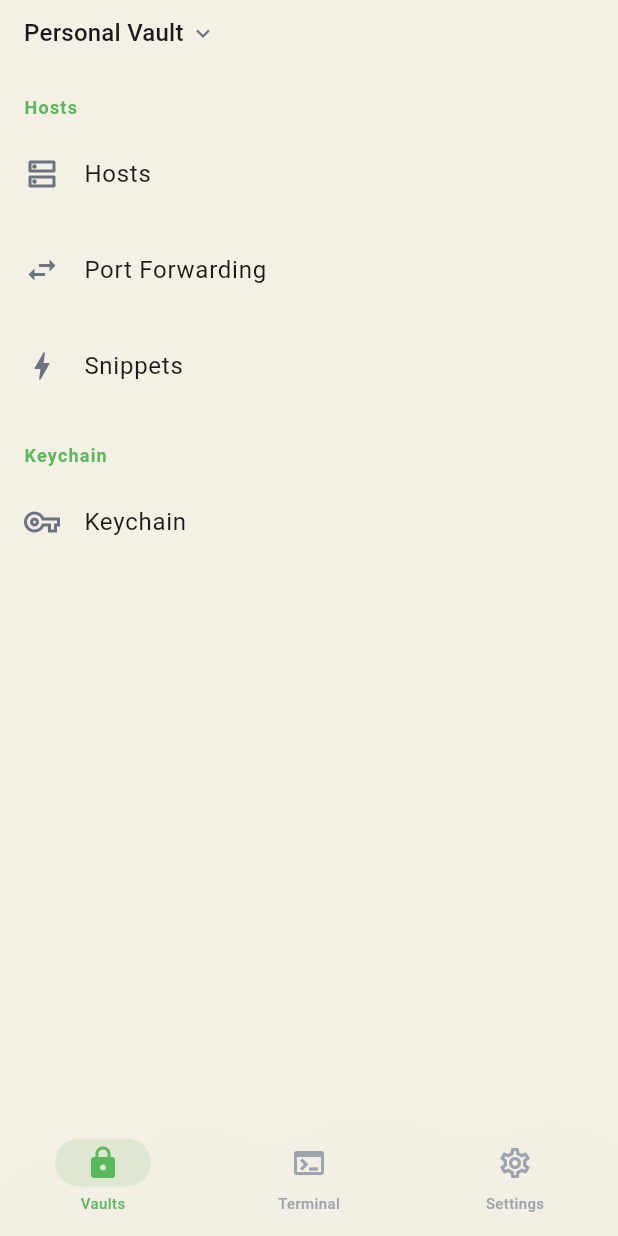
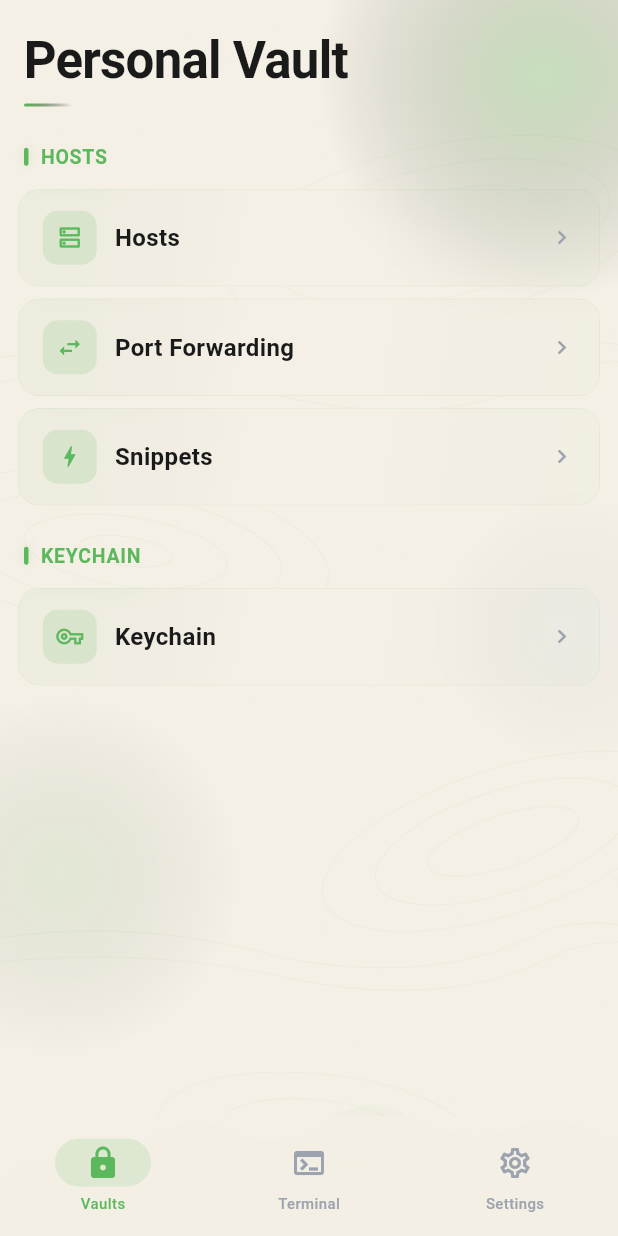
Before and after one commit to wujiyu115/Nexterm, a Flutter app: the screen it shows after launch, on a phone screen of 412 x 824 dp. Run offline on Flutter 3.47's test engine with Material 3 defaults, Android fonts, the phone set to English and light mode, and no system bars; our stand-ins replace dio, drift, file_picker, flutter_highlight, flutter_riverpod, flutter_secure_storage and 3 more; missing offline and left inert: dartssh2, pinenacl, pointycastle, xterm; accounts and stored records are empty; generated files the repository leaves out were written again.

Commit message:
feat(ui): restyle VaultsScreen with glass cards, large title, section labels
Co-Authored-By: Claude Opus 4.6 <noreply@anthropic.com>

```diff
--- a/nexterm/lib/features/vaults/ui/vaults_screen.dart
+++ b/nexterm/lib/features/vaults/ui/vaults_screen.dart
@@ -1,6 +1,9 @@
 import 'package:flutter/material.dart';
 import 'package:nexterm/l10n/app_localizations.dart';
 import 'package:go_router/go_router.dart';
+import 'package:nexterm/core/theme/outdoor_colors.dart';
+import 'package:nexterm/shared/widgets/glass_card.dart';
+import 'package:nexterm/shared/widgets/section_label.dart';
 
 class VaultsScreen extends StatelessWidget {
   const VaultsScreen({super.key});
@@ -10,71 +13,113 @@ class VaultsScreen extends StatelessWidget {
     final l = AppLocalizations.of(context)!;
 
     return Scaffold(
-      appBar: AppBar(
-        toolbarHeight: 44,
-        titleTextStyle: Theme.of(context).textTheme.titleMedium,
-        title: Row(
-          mainAxisSize: MainAxisSize.min,
+      backgroundColor: Colors.transparent,
+      body: SafeArea(
+        child: ListView(
           children: [
-            Text(l.vaults_title),
-            const SizedBox(width: 4),
-            Icon(
-              Icons.keyboard_arrow_down,
-              size: 18,
-              color: Theme.of(context).colorScheme.onSurfaceVariant,
-            ),
-          ],
-        ),
-      ),
-      body: ListView(
-        children: [
-          _SectionHeader(title: l.vaults_hosts),
-          ListTile(
-            leading: const Icon(Icons.dns_outlined),
-            title: Text(l.vaults_hosts),
-            onTap: () => context.push('/vaults/hosts'),
-          ),
-          ListTile(
-            leading: const Icon(Icons.swap_horiz_outlined),
-            title: Text(l.vaults_portForwarding),
-            onTap: () => context.push('/vaults/forwarding'),
-          ),
-          ListTile(
-            leading: const Icon(Icons.bolt_outlined),
-            title: Text(l.vaults_snippets),
-            onTap: () => context.push('/vaults/snippets'),
+            Padding(
+              padding: const EdgeInsets.fromLTRB(16, 16, 16, 4),
+              child: _NavTitle(title: l.vaults_title),
             ),
 
-          _SectionHeader(title: l.vaults_keychain),
-          ListTile(
-            leading: const Icon(Icons.vpn_key_outlined),
-            title: Text(l.vaults_keychain),
+            SectionLabel(title: l.vaults_hosts),
+            GlassCard(
+              onTap: () => context.push('/vaults/hosts'),
+              child: _VaultItem(icon: Icons.dns_outlined, title: l.vaults_hosts),
+            ),
+            GlassCard(
+              onTap: () => context.push('/vaults/forwarding'),
+              child: _VaultItem(icon: Icons.swap_horiz_outlined, title: l.vaults_portForwarding),
+            ),
+            GlassCard(
+              onTap: () => context.push('/vaults/snippets'),
+              child: _VaultItem(icon: Icons.bolt_outlined, title: l.vaults_snippets),
+            ),
+
+            SectionLabel(title: l.vaults_keychain),
+            GlassCard(
               onTap: () => context.push('/vaults/keys'),
+              child: _VaultItem(icon: Icons.vpn_key_outlined, title: l.vaults_keychain),
             ),
 
             const SizedBox(height: 32),
           ],
         ),
+      ),
     );
   }
 }
 
-class _SectionHeader extends StatelessWidget {
+class _NavTitle extends StatelessWidget {
   final String title;
-  const _SectionHeader({required this.title});
+  const _NavTitle({required this.title});
 
   @override
   Widget build(BuildContext context) {
-    return Padding(
-      padding: const EdgeInsets.fromLTRB(16, 20, 16, 4),
-      child: Text(
+    return Column(
+      crossAxisAlignment: CrossAxisAlignment.start,
+      children: [
+        Text(
           title,
-        style: Theme.of(context).textTheme.labelMedium?.copyWith(
-              color: Theme.of(context).colorScheme.primary,
-              fontWeight: FontWeight.w600,
-              letterSpacing: 0.8,
+          style: TextStyle(
+            fontSize: 34,
+            fontWeight: FontWeight.w700,
+            letterSpacing: -0.5,
+            color: Theme.of(context).colorScheme.onSurface,
           ),
         ),
+        const SizedBox(height: 4),
+        Container(
+          width: 32,
+          height: 2,
+          decoration: BoxDecoration(
+            borderRadius: BorderRadius.circular(1),
+            gradient: const LinearGradient(
+              colors: [OutdoorColors.accent, Colors.transparent],
+            ),
+          ),
+        ),
+      ],
     );
   }
 }
+
+class _VaultItem extends StatelessWidget {
+  final IconData icon;
+  final String title;
+  const _VaultItem({required this.icon, required this.title});
+
+  @override
+  Widget build(BuildContext context) {
+    final isDark = Theme.of(context).brightness == Brightness.dark;
+    return Row(
+      children: [
+        Container(
+          width: 36,
+          height: 36,
+          decoration: BoxDecoration(
+            color: OutdoorColors.accentDim,
+            borderRadius: BorderRadius.circular(10),
+          ),
+          child: Icon(icon, size: 18, color: OutdoorColors.accent),
+        ),
+        const SizedBox(width: 12),
+        Expanded(
+          child: Text(
+            title,
+            style: TextStyle(
+              fontSize: 16,
+              fontWeight: FontWeight.w600,
+              color: isDark ? OutdoorColors.darkFg : OutdoorColors.lightFg,
+            ),
+          ),
+        ),
+        Icon(
+          Icons.chevron_right,
+          size: 18,
+          color: isDark ? OutdoorColors.darkFgTertiary : OutdoorColors.lightFgTertiary,
+        ),
+      ],
+    );
+  }
+}
```
Lines whose indentation alone changed are shown as unchanged.
